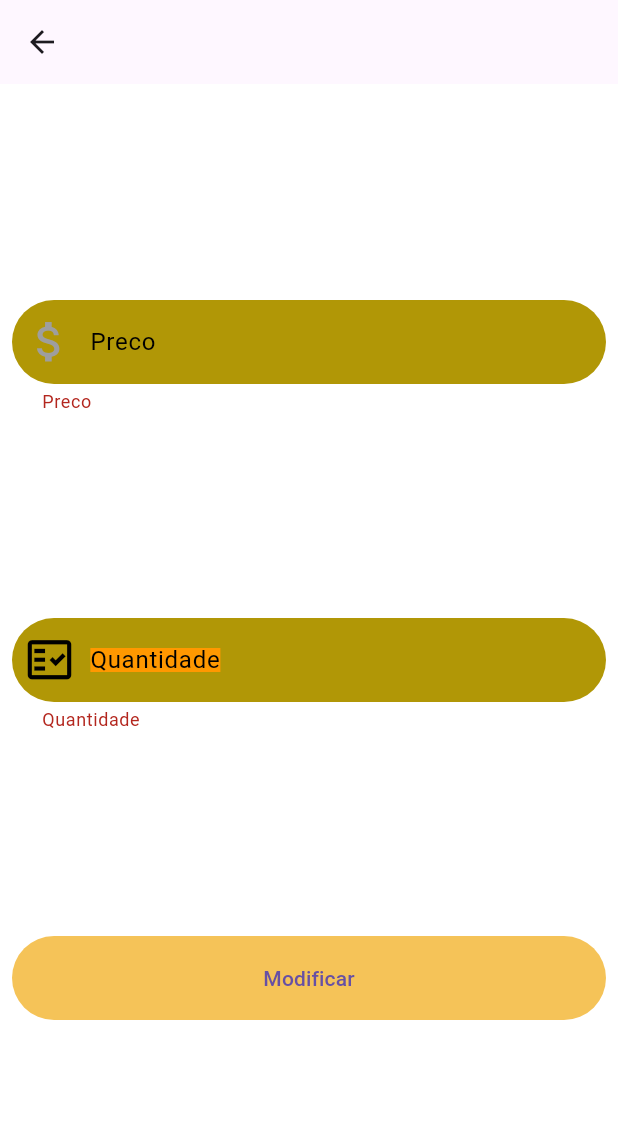
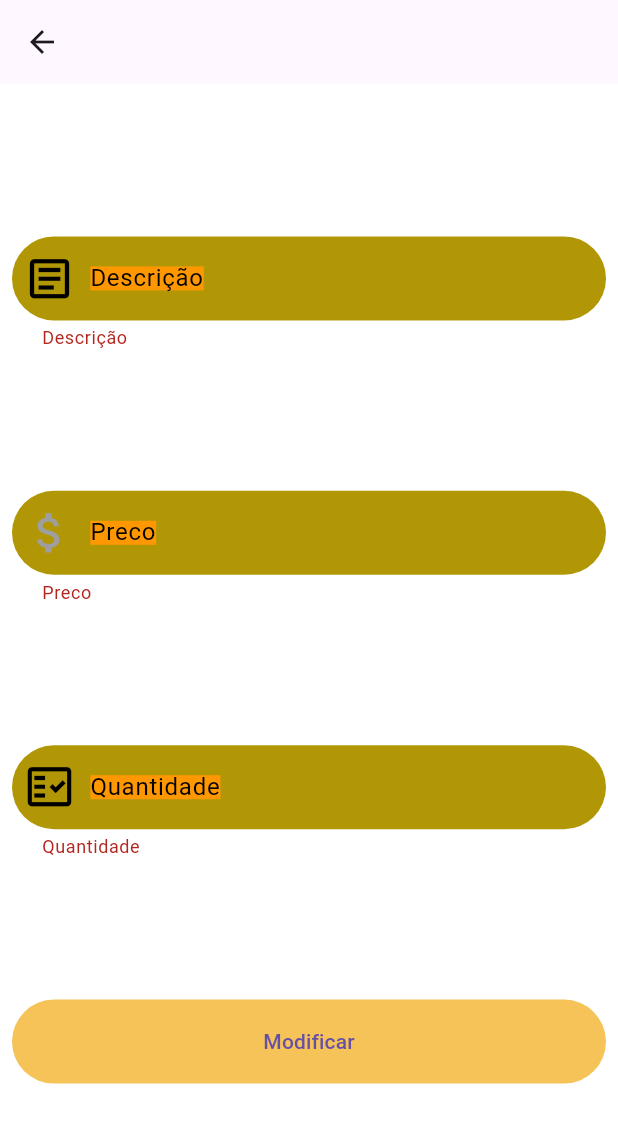
Before and after one commit to Alejandro-diego/verenaAMS, a Flutter app: the EditPage screen opened directly with empty values, after a tap on "Modificar", on a phone screen of 412 x 824 dp. Shown: the top 1123 px of the screen. Run offline on Flutter 3.47's test engine with Material 3 defaults, Android fonts, the phone set to English and light mode, and no system bars; our stand-ins replace brasil_fields, cloud_firestore, firebase_auth, firebase_core, flutter_svg, qr_flutter and 1 more; missing offline and left inert: pix_flutter; accounts and stored records are empty.

Commit message:
first commit

```diff
--- a/lib/Screens/Home/caragar_produto.dart
+++ b/lib/Screens/Home/caragar_produto.dart
@@ -239,7 +239,7 @@ class _CargarProdutoState extends State<CargarProduto> {
                     child: Icon(
                       Icons.attach_money_outlined,
                       size: 35,
-                      color: Colors.grey,
+                    //  color: Colors.grey,
                     ),
                   ),
                   focusedBorder: UnderlineInputBorder(
--- a/lib/Screens/Home/edit_page.dart
+++ b/lib/Screens/Home/edit_page.dart
@@ -10,9 +10,10 @@ class EditPage extends StatefulWidget {
       required this.produto,
       required this.collection,
       required this.reference,
-      required this.stock});
+      required this.stock,
+      required this.descripcion});
 
-  final String price, produto, collection, reference, stock;
+  final String price, produto, collection, reference, stock, descripcion;
 
   @override
   State<EditPage> createState() => _EditPageState();
@@ -23,10 +24,12 @@ class _EditPageState extends State<EditPage> {
   final _formKey = GlobalKey<FormState>();
   TextEditingController priceController = TextEditingController();
   TextEditingController stockController = TextEditingController();
+  TextEditingController descripcionController = TextEditingController();
   @override
   void initState() {
     priceController.text = widget.price;
     stockController.text = widget.stock;
+    descripcionController.text = widget.descripcion;
     super.initState();
   }
 
@@ -50,6 +53,36 @@ class _EditPageState extends State<EditPage> {
               children: [
                 const Spacer(),
                 TextFormField(
+                  keyboardType: TextInputType.name,
+                  controller: descripcionController,
+                  cursorColor: Colors.amberAccent,
+                  // style: const TextStyle(fontSize: 20),
+                  decoration: const InputDecoration(
+                    labelText: 'Descrição',
+                     labelStyle: TextStyle(
+                        color: Colors.black, backgroundColor: Colors.orange),
+                    prefixIcon: Padding(
+                      padding: EdgeInsetsDirectional.only(start: 2),
+                      child: Icon(
+                        Icons.article_outlined,
+                        size: 35,
+                        color: Colors.black,
+                      ),
+                    ),
+                    focusedBorder: UnderlineInputBorder(
+                      borderSide:
+                          BorderSide(width: 2, color: Colors.amberAccent),
+                    ),
+                  ),
+                  validator: (value) {
+                    if (value == null || value.isEmpty) {
+                      return 'Descrição';
+                    }
+                    return null;
+                  },
+                ),
+                const Spacer(),
+                TextFormField(
                   keyboardType: TextInputType.number,
                   inputFormatters: [
                     FilteringTextInputFormatter.digitsOnly,
@@ -61,7 +94,8 @@ class _EditPageState extends State<EditPage> {
                   // style: const TextStyle(fontSize: 20),
                   decoration: const InputDecoration(
                     labelText: 'Preco',
-                    labelStyle: TextStyle(color: Colors.black),
+                    labelStyle: TextStyle(
+                        color: Colors.black, backgroundColor: Colors.orange),
                     prefixIcon: Padding(
                       padding: EdgeInsetsDirectional.only(start: 2),
                       child: Icon(
@@ -90,7 +124,8 @@ class _EditPageState extends State<EditPage> {
                   // style: const TextStyle(fontSize: 20),
                   decoration: const InputDecoration(
                     labelText: 'Quantidade',
-                    labelStyle: TextStyle(color: Colors.black,backgroundColor: Colors.orange),
+                    labelStyle: TextStyle(
+                        color: Colors.black, backgroundColor: Colors.orange),
                     prefixIcon: Padding(
                       padding: EdgeInsetsDirectional.only(start: 2),
                       child: Icon(
@@ -122,7 +157,7 @@ class _EditPageState extends State<EditPage> {
                         // 'description': descripcion.text,
 
                         // 'reference': reference.text,
-                           'stock': int.parse(stockController.text),
+                        'stock': int.parse(stockController.text),
                         'preco': double.parse(
                             priceController.text.replaceAll(',', '.')),
                       });
--- a/lib/Screens/Home/list_produc.dart
+++ b/lib/Screens/Home/list_produc.dart
@@ -92,7 +92,7 @@ class _ListProductState extends State<ListProduct> {
                                   produto: data['produto'],
                                   price: '${data['preco']}',
                                   reference: '${data['reference']}',
-                                  stock: '${data['stock']}',
+                                  stock: '${data['stock']}', descripcion: data['description'],
                                 ),
                               ),
                             );
```
